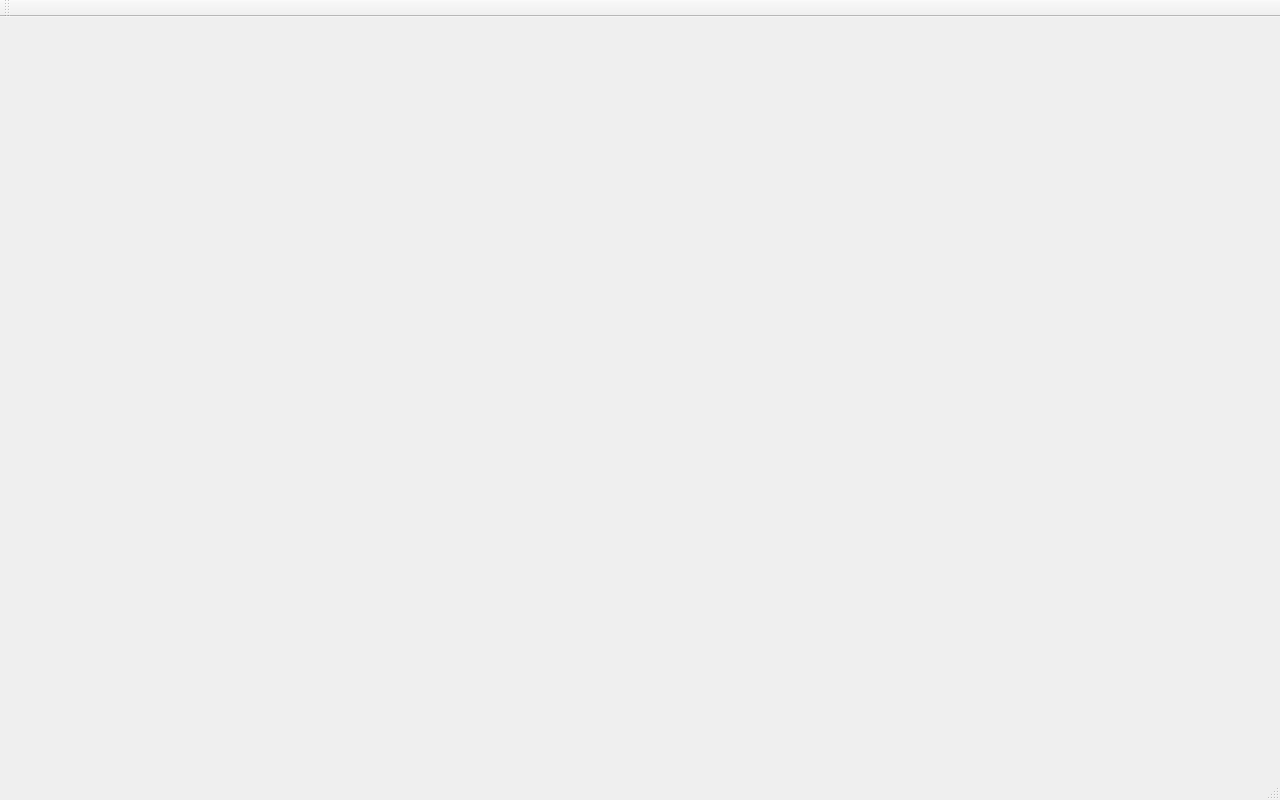
First picture: the form in mainwindow.ui, repository fjlyx97/Gomoku, before the edit.
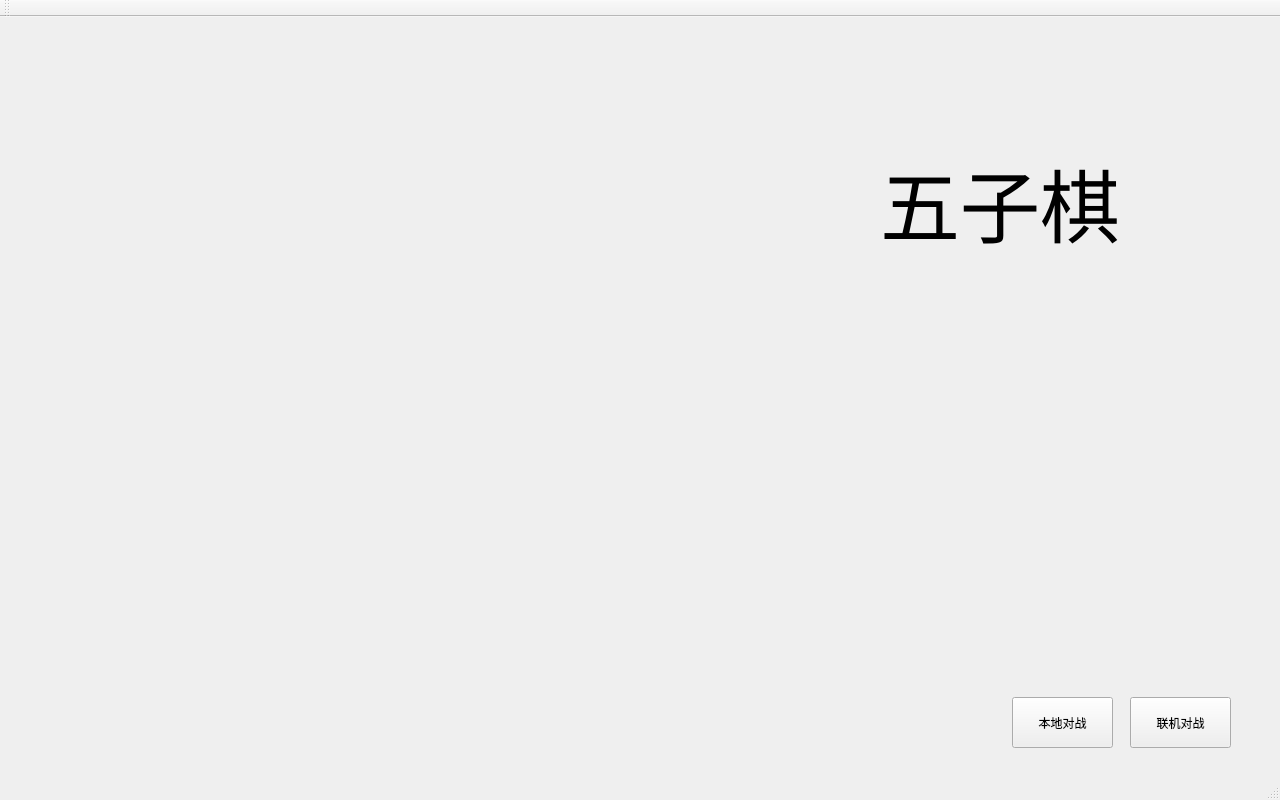
Second picture: the form after the edit.

Commit message: 更新UI

Diff of the .ui file:
```diff
--- a/mainwindow.ui
+++ b/mainwindow.ui
@@ -25,7 +25,53 @@
   <property name="windowTitle">
    <string>MainWindow</string>
   </property>
-  <widget class="QWidget" name="centralWidget"/>
+  <widget class="QWidget" name="centralWidget">
+   <widget class="QLabel" name="title">
+    <property name="geometry">
+     <rect>
+      <x>880</x>
+      <y>100</y>
+      <width>281</width>
+      <height>171</height>
+     </rect>
+    </property>
+    <property name="font">
+     <font>
+      <family>文泉驛微米黑</family>
+      <pointsize>60</pointsize>
+     </font>
+    </property>
+    <property name="text">
+     <string>五子棋</string>
+    </property>
+   </widget>
+   <widget class="QPushButton" name="singerGame">
+    <property name="geometry">
+     <rect>
+      <x>1012</x>
+      <y>680</y>
+      <width>101</width>
+      <height>51</height>
+     </rect>
+    </property>
+    <property name="text">
+     <string>本地对战</string>
+    </property>
+   </widget>
+   <widget class="QPushButton" name="multiGame">
+    <property name="geometry">
+     <rect>
+      <x>1130</x>
+      <y>680</y>
+      <width>101</width>
+      <height>51</height>
+     </rect>
+    </property>
+    <property name="text">
+     <string>联机对战</string>
+    </property>
+   </widget>
+  </widget>
   <widget class="QMenuBar" name="menuBar">
    <property name="geometry">
     <rect>
```
The commit also changes 1 other file.
